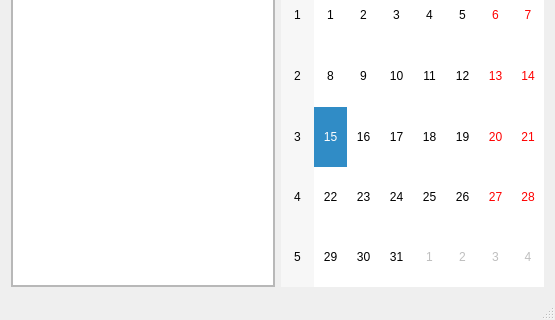
Above: ui/jobschedulermain.ui from orlov-dm/JobSchedulerGUI before the change; both pictures show x 0 to 555 and y 171 to 491 of the 555 by 491 pixel window. Below: the same form after it.
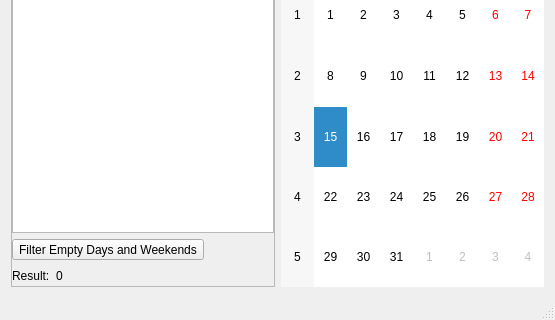
That is the form after the change.

The edit to the form file:
```diff
--- a/ui/jobschedulermain.ui
+++ b/ui/jobschedulermain.ui
@@ -109,6 +109,47 @@
          </attribute>
         </widget>
        </item>
+       <item>
+        <widget class="QToolButton" name="tbFilter">
+         <property name="text">
+          <string>Filter Empty Days and Weekends</string>
+         </property>
+         <property name="checkable">
+          <bool>true</bool>
+         </property>
+        </widget>
+       </item>
+       <item>
+        <layout class="QHBoxLayout" name="horizontalLayout_3">
+         <item>
+          <widget class="QLabel" name="lblResult">
+           <property name="text">
+            <string>Result:</string>
+           </property>
+          </widget>
+         </item>
+         <item>
+          <widget class="QLabel" name="lblResultValue">
+           <property name="text">
+            <string>0</string>
+           </property>
+          </widget>
+         </item>
+         <item>
+          <spacer name="horizontalSpacer">
+           <property name="orientation">
+            <enum>Qt::Horizontal</enum>
+           </property>
+           <property name="sizeHint" stdset="0">
+            <size>
+             <width>40</width>
+             <height>20</height>
+            </size>
+           </property>
+          </spacer>
+         </item>
+        </layout>
+       </item>
       </layout>
      </widget>
     </item>
```
